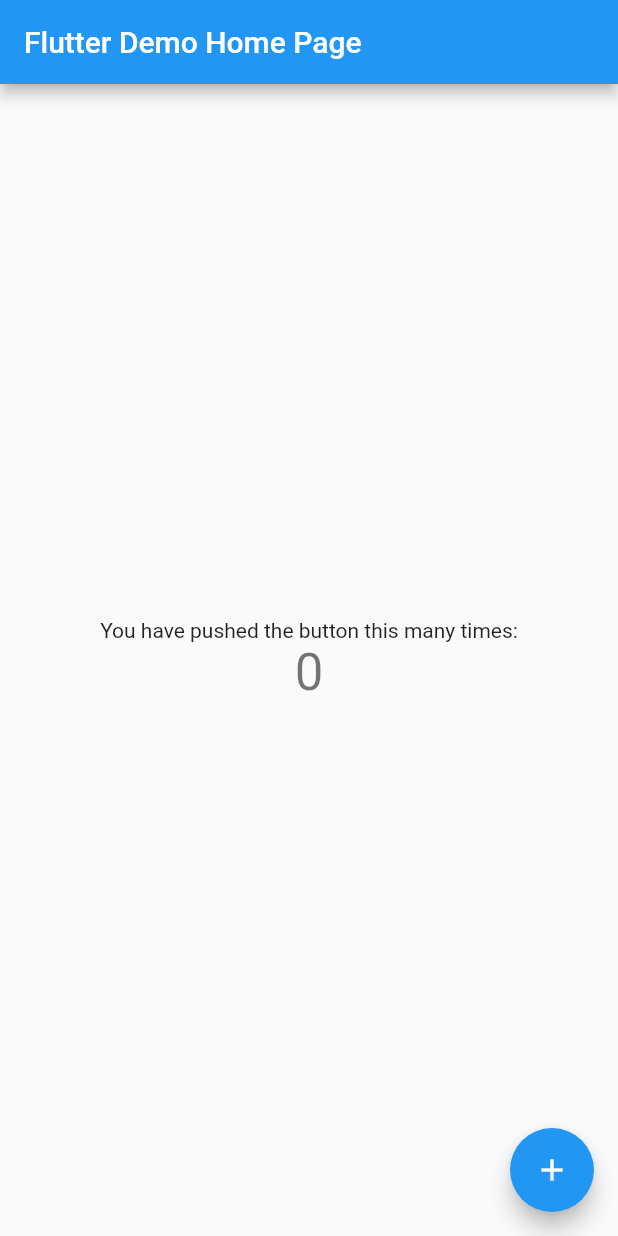
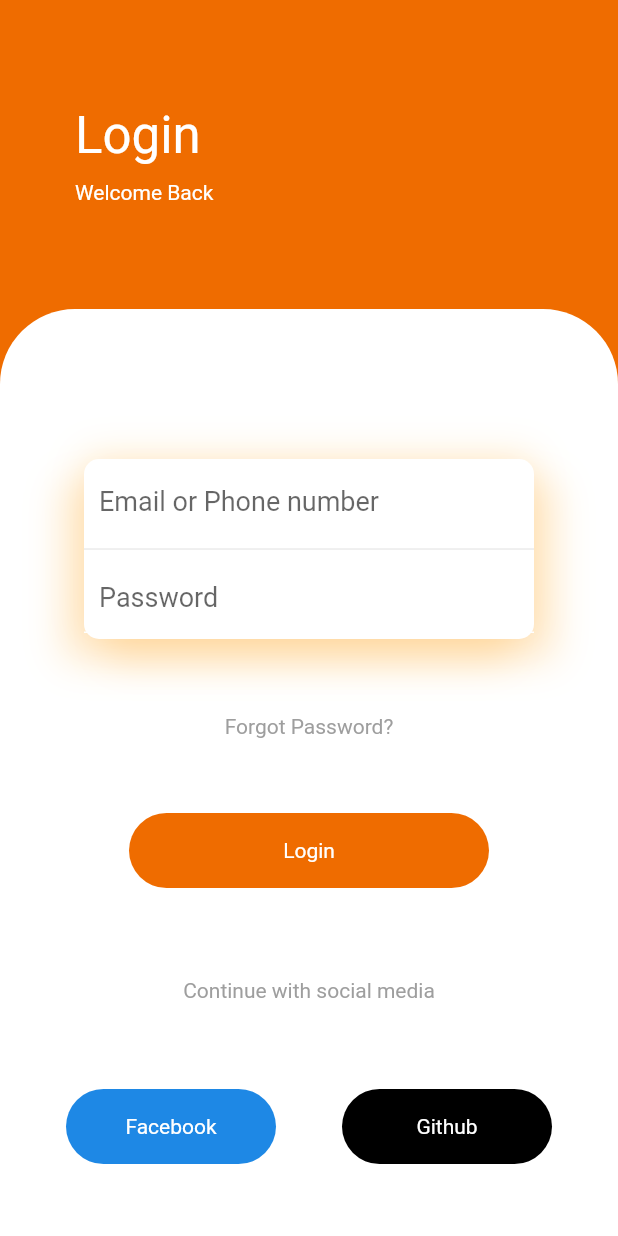
Before and after one commit to stonega/ui_challenge, a Flutter app: the screen it shows after launch, on a phone screen of 412 x 824 dp. Run offline on Flutter 3.47's test engine with Material 2 defaults, Android fonts, the phone set to English and light mode, and no system bars.

Commit message:
modified:   first_week/lib/main.dart

```diff
--- a/first_week/lib/main.dart
+++ b/first_week/lib/main.dart
@@ -1,117 +1,259 @@
 import 'package:flutter/material.dart';
+import 'package:flutter/services.dart';
 
 void main() {
   runApp(MyApp());
+  var systemUiOverlayStyle = SystemUiOverlayStyle(
+      statusBarColor: Colors.transparent,
+      systemNavigationBarColor: Colors.transparent);
+  SystemChrome.setSystemUIOverlayStyle(systemUiOverlayStyle);
 }
 
 class MyApp extends StatelessWidget {
-  // This widget is the root of your application.
   @override
   Widget build(BuildContext context) {
     return MaterialApp(
       title: 'Flutter Demo',
       theme: ThemeData(
-        // This is the theme of your application.
-        //
-        // Try running your application with "flutter run". You'll see the
-        // application has a blue toolbar. Then, without quitting the app, try
-        // changing the primarySwatch below to Colors.green and then invoke
-        // "hot reload" (press "r" in the console where you ran "flutter run",
-        // or simply save your changes to "hot reload" in a Flutter IDE).
-        // Notice that the counter didn't reset back to zero; the application
-        // is not restarted.
-        primarySwatch: Colors.blue,
-        // This makes the visual density adapt to the platform that you run
-        // the app on. For desktop platforms, the controls will be smaller and
-        // closer together (more dense) than on mobile platforms.
-        visualDensity: VisualDensity.adaptivePlatformDensity,
+        primarySwatch: Colors.orange,
       ),
-      home: MyHomePage(title: 'Flutter Demo Home Page'),
+      home: MyHomePage(),
     );
   }
 }
 
 class MyHomePage extends StatefulWidget {
-  MyHomePage({Key key, this.title}) : super(key: key);
-
-  // This widget is the home page of your application. It is stateful, meaning
-  // that it has a State object (defined below) that contains fields that affect
-  // how it looks.
-
-  // This class is the configuration for the state. It holds the values (in this
-  // case the title) provided by the parent (in this case the App widget) and
-  // used by the build method of the State. Fields in a Widget subclass are
-  // always marked "final".
-
-  final String title;
+  MyHomePage({
+    Key key,
+  }) : super(key: key);
 
   @override
   _MyHomePageState createState() => _MyHomePageState();
 }
 
 class _MyHomePageState extends State<MyHomePage> {
-  int _counter = 0;
+  String _action = '';
+  String _userName = '';
+  String _passWord = '';
+  TextEditingController _usernameController;
+  TextEditingController _passwordController;
+  @override
+  void initState() {
+    super.initState();
+    _usernameController = TextEditingController();
+    _passwordController = TextEditingController();
+  }
 
-  void _incrementCounter() {
-    setState(() {
-      // This call to setState tells the Flutter framework that something has
-      // changed in this State, which causes it to rerun the build method below
-      // so that the display can reflect the updated values. If we changed
-      // _counter without calling setState(), then the build method would not be
-      // called again, and so nothing would appear to happen.
-      _counter++;
-    });
+  @override
+  void dispose() {
+    _usernameController.dispose();
+    _passwordController.dispose();
+    super.dispose();
   }
 
   @override
   Widget build(BuildContext context) {
-    // This method is rerun every time setState is called, for instance as done
-    // by the _incrementCounter method above.
-    //
-    // The Flutter framework has been optimized to make rerunning build methods
-    // fast, so that you can just rebuild anything that needs updating rather
-    // than having to individually change instances of widgets.
     return Scaffold(
-      appBar: AppBar(
-        // Here we take the value from the MyHomePage object that was created by
-        // the App.build method, and use it to set our appbar title.
-        title: Text(widget.title),
+      backgroundColor: Colors.orange[800],
+      resizeToAvoidBottomPadding: false,
+      body: Column(
+        mainAxisAlignment: MainAxisAlignment.start,
+        crossAxisAlignment: CrossAxisAlignment.center,
+        children: [
+          Expanded(
+            flex: 1,
+            child: SizedBox.expand(
+              child: Padding(
+                padding: EdgeInsets.symmetric(horizontal: 50),
+                child: Column(
+                  mainAxisAlignment: MainAxisAlignment.center,
+                  crossAxisAlignment: CrossAxisAlignment.start,
+                  children: [
+                    Row(
+                      children: [
+                        Text(
+                          'Login',
+                          style: Theme.of(context)
+                              .textTheme
+                              .headline4
+                              .copyWith(color: Colors.white),
                         ),
-      body: Center(
-        // Center is a layout widget. It takes a single child and positions it
-        // in the middle of the parent.
+                        Spacer(),
+                        Text(_action)
+                      ],
+                    ),
+                    SizedBox(height: 10),
+                    Text('Welcome Back', style: TextStyle(color: Colors.white))
+                  ],
+                ),
+              ),
+            ),
+          ),
+          Expanded(
+            flex: 3,
+            child: Container(
+              decoration: BoxDecoration(
+                  borderRadius: BorderRadius.only(
+                      topLeft: Radius.circular(50),
+                      topRight: Radius.circular(50)),
+                  color: Colors.white),
+              child: Column(children: [
+                SizedBox(
+                  height: 100,
+                ),
+                Container(
+                  height: 120,
+                  width: 300,
+                  decoration: BoxDecoration(
+                      borderRadius: BorderRadius.circular(10),
+                      color: Colors.white,
+                      boxShadow: [
+                        BoxShadow(
+                            color: Colors.orange[400].withOpacity(0.2),
+                            offset: Offset(15, 15),
+                            spreadRadius: 1,
+                            blurRadius: 20),
+                        BoxShadow(
+                            color: Colors.orange[400].withOpacity(0.2),
+                            offset: Offset(-15, 15),
+                            spreadRadius: 1,
+                            blurRadius: 20),
+                        BoxShadow(
+                            color: Colors.orange[400].withOpacity(0.2),
+                            offset: Offset(0, -2),
+                            spreadRadius: 1,
+                            blurRadius: 20),
+                      ]),
                   child: Column(
-          // Column is also a layout widget. It takes a list of children and
-          // arranges them vertically. By default, it sizes itself to fit its
-          // children horizontally, and tries to be as tall as its parent.
-          //
-          // Invoke "debug painting" (press "p" in the console, choose the
-          // "Toggle Debug Paint" action from the Flutter Inspector in Android
-          // Studio, or the "Toggle Debug Paint" command in Visual Studio Code)
-          // to see the wireframe for each widget.
-          //
-          // Column has various properties to control how it sizes itself and
-          // how it positions its children. Here we use mainAxisAlignment to
-          // center the children vertically; the main axis here is the vertical
-          // axis because Columns are vertical (the cross axis would be
-          // horizontal).
                     mainAxisAlignment: MainAxisAlignment.center,
-          children: <Widget>[
-            Text(
-              'You have pushed the button this many times:',
+                    mainAxisSize: MainAxisSize.min,
+                    children: [
+                      TextField(
+                        decoration: InputDecoration(
+                          contentPadding: EdgeInsets.symmetric(horizontal: 10),
+                          hintText: 'Email or Phone number',
+                          hintStyle: TextStyle(fontSize: 18),
+                          filled: false,
+                          focusedBorder: UnderlineInputBorder(
+                            borderSide:
+                                BorderSide(color: Colors.white, width: 1.0),
                           ),
-            Text(
-              '$_counter',
-              style: Theme.of(context).textTheme.headline4,
+                          enabledBorder: UnderlineInputBorder(
+                            borderSide:
+                                BorderSide(color: Colors.white, width: 1.0),
+                          ),
+                        ),
+                        cursorRadius: Radius.circular(2),
+                        autofocus: false,
+                        maxLines: 1,
+                        controller: _usernameController,
+                        onChanged: (value) {
+                          _userName = value;
+                        },
+                      ),
+                      Divider(),
+                      TextField(
+                        keyboardType: TextInputType.visiblePassword,
+                        decoration: InputDecoration(
+                          contentPadding: EdgeInsets.symmetric(horizontal: 10),
+                          hintText: 'Password',
+                          hintStyle: TextStyle(fontSize: 18),
+                          filled: false,
+                          focusedBorder: UnderlineInputBorder(
+                            borderSide:
+                                BorderSide(color: Colors.white, width: 1.0),
+                          ),
+                          enabledBorder: UnderlineInputBorder(
+                            borderSide:
+                                BorderSide(color: Colors.white, width: 1.0),
+                          ),
+                        ),
+                        cursorRadius: Radius.circular(2),
+                        autofocus: false,
+                        maxLines: 1,
+                        controller: _passwordController,
+                        onChanged: (value) {
+                          _passWord = value;
+                        },
                       ),
                     ],
                   ),
                 ),
-      floatingActionButton: FloatingActionButton(
-        onPressed: _incrementCounter,
-        tooltip: 'Increment',
-        child: Icon(Icons.add),
-      ), // This trailing comma makes auto-formatting nicer for build methods.
+                SizedBox(height: 50),
+                Text('Forgot Password?',
+                    style: TextStyle(color: Colors.grey[500])),
+                Padding(
+                  padding: EdgeInsets.symmetric(vertical: 50),
+                  child: Material(
+                    color: Colors.orange[800],
+                    borderRadius: BorderRadius.circular(25),
+                    child: InkWell(
+                      onTap: () => setState(() => _action = 'Login Taped'),
+                      borderRadius: BorderRadius.circular(25),
+                      child: SizedBox(
+                        height: 50,
+                        width: 240,
+                        child: Center(
+                          child: Text('Login',
+                              style: TextStyle(color: Colors.white)),
+                        ),
+                      ),
+                    ),
+                  ),
+                ),
+                Padding(
+                  padding: EdgeInsets.symmetric(vertical: 10),
+                  child: Text(
+                    'Continue with social media',
+                    style: TextStyle(color: Colors.grey[500]),
+                  ),
+                ),
+                Expanded(
+                    child: Row(
+                  crossAxisAlignment: CrossAxisAlignment.center,
+                  mainAxisAlignment: MainAxisAlignment.spaceEvenly,
+                  children: [
+                    Material(
+                      color: Colors.blue[600],
+                      borderRadius: BorderRadius.circular(25),
+                      child: InkWell(
+                        onTap: () => setState(() => _action = 'Facebook Taped'),
+                        borderRadius: BorderRadius.circular(25),
+                        child: SizedBox(
+                          height: 50,
+                          width: 140,
+                          child: Center(
+                            child: Text(
+                              'Facebook',
+                              style: TextStyle(color: Colors.white),
+                            ),
+                          ),
+                        ),
+                      ),
+                    ),
+                    Material(
+                      color: Colors.black,
+                      borderRadius: BorderRadius.circular(25),
+                      child: InkWell(
+                        onTap: () => setState(() => _action = 'Twitter Taped'),
+                        borderRadius: BorderRadius.circular(25),
+                        child: SizedBox(
+                          height: 50,
+                          width: 140,
+                          child: Center(
+                            child: Text('Github',
+                                style: TextStyle(color: Colors.white)),
+                          ),
+                        ),
+                      ),
+                    ),
+                  ],
+                ))
+              ]),
+            ),
+          ),
+        ],
+      ),
     );
   }
 }
```
Lines whose indentation alone changed are shown as unchanged.
